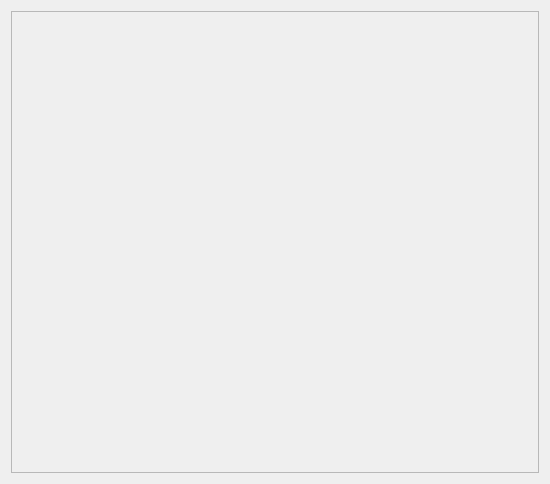
Before: the Qt Designer form kde4/system-manager/manager/ui/main.ui in pars-linux/uludag, drawn with Qt 5.
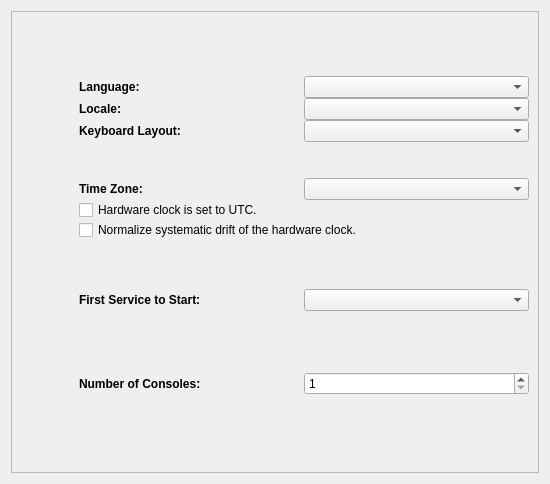
After: the same form once the commit is applied.

Commit message: - GUI - Backend   - Get available languages, locales, keymaps, services, ...

```diff
--- a/kde4/system-manager/manager/ui/main.ui
+++ b/kde4/system-manager/manager/ui/main.ui
@@ -22,7 +22,428 @@
      <property name="frameShadow">
       <enum>QFrame::Raised</enum>
      </property>
-     <layout class="QGridLayout" name="gridLayout_2"/>
+     <layout class="QGridLayout" name="gridLayout_5">
+      <item row="1" column="0">
+       <layout class="QHBoxLayout" name="horizontalLayout">
+        <property name="spacing">
+         <number>0</number>
+        </property>
+        <property name="leftMargin">
+         <number>0</number>
+        </property>
+        <item>
+         <widget class="QLabel" name="pixmapLanguage">
+          <property name="minimumSize">
+           <size>
+            <width>48</width>
+            <height>48</height>
+           </size>
+          </property>
+          <property name="maximumSize">
+           <size>
+            <width>48</width>
+            <height>48</height>
+           </size>
+          </property>
+          <property name="text">
+           <string notr="true"/>
+          </property>
+         </widget>
+        </item>
+        <item>
+         <spacer name="horizontalSpacer">
+          <property name="orientation">
+           <enum>Qt::Horizontal</enum>
+          </property>
+          <property name="sizeType">
+           <enum>QSizePolicy::Fixed</enum>
+          </property>
+          <property name="sizeHint" stdset="0">
+           <size>
+            <width>10</width>
+            <height>5</height>
+           </size>
+          </property>
+         </spacer>
+        </item>
+        <item>
+         <layout class="QGridLayout" name="gridLayout">
+          <item row="0" column="0">
+           <widget class="QLabel" name="label">
+            <property name="minimumSize">
+             <size>
+              <width>100</width>
+              <height>0</height>
+             </size>
+            </property>
+            <property name="font">
+             <font>
+              <weight>75</weight>
+              <bold>true</bold>
+             </font>
+            </property>
+            <property name="text">
+             <string>Language:</string>
+            </property>
+           </widget>
+          </item>
+          <item row="0" column="1">
+           <widget class="QComboBox" name="comboLanguage"/>
+          </item>
+          <item row="1" column="0">
+           <widget class="QLabel" name="label_3">
+            <property name="minimumSize">
+             <size>
+              <width>100</width>
+              <height>0</height>
+             </size>
+            </property>
+            <property name="font">
+             <font>
+              <weight>75</weight>
+              <bold>true</bold>
+             </font>
+            </property>
+            <property name="text">
+             <string>Locale:</string>
+            </property>
+           </widget>
+          </item>
+          <item row="1" column="1">
+           <widget class="QComboBox" name="comboLocale"/>
+          </item>
+          <item row="2" column="0">
+           <widget class="QLabel" name="label_2">
+            <property name="minimumSize">
+             <size>
+              <width>100</width>
+              <height>0</height>
+             </size>
+            </property>
+            <property name="font">
+             <font>
+              <weight>75</weight>
+              <bold>true</bold>
+             </font>
+            </property>
+            <property name="text">
+             <string>Keyboard Layout:</string>
+            </property>
+           </widget>
+          </item>
+          <item row="2" column="1">
+           <widget class="QComboBox" name="comboKeyboard"/>
+          </item>
+         </layout>
+        </item>
+       </layout>
+      </item>
+      <item row="2" column="0">
+       <spacer name="verticalSpacer_2">
+        <property name="orientation">
+         <enum>Qt::Vertical</enum>
+        </property>
+        <property name="sizeType">
+         <enum>QSizePolicy::Fixed</enum>
+        </property>
+        <property name="sizeHint" stdset="0">
+         <size>
+          <width>20</width>
+          <height>30</height>
+         </size>
+        </property>
+       </spacer>
+      </item>
+      <item row="3" column="0">
+       <layout class="QHBoxLayout" name="horizontalLayout_2">
+        <property name="spacing">
+         <number>0</number>
+        </property>
+        <property name="leftMargin">
+         <number>0</number>
+        </property>
+        <item>
+         <widget class="QLabel" name="pixmapTime">
+          <property name="minimumSize">
+           <size>
+            <width>48</width>
+            <height>48</height>
+           </size>
+          </property>
+          <property name="maximumSize">
+           <size>
+            <width>48</width>
+            <height>48</height>
+           </size>
+          </property>
+          <property name="text">
+           <string notr="true"/>
+          </property>
+         </widget>
+        </item>
+        <item>
+         <spacer name="horizontalSpacer_2">
+          <property name="orientation">
+           <enum>Qt::Horizontal</enum>
+          </property>
+          <property name="sizeType">
+           <enum>QSizePolicy::Fixed</enum>
+          </property>
+          <property name="sizeHint" stdset="0">
+           <size>
+            <width>10</width>
+            <height>5</height>
+           </size>
+          </property>
+         </spacer>
+        </item>
+        <item>
+         <layout class="QGridLayout" name="gridLayout_2">
+          <item row="0" column="0">
+           <widget class="QLabel" name="label_4">
+            <property name="minimumSize">
+             <size>
+              <width>100</width>
+              <height>0</height>
+             </size>
+            </property>
+            <property name="font">
+             <font>
+              <weight>75</weight>
+              <bold>true</bold>
+             </font>
+            </property>
+            <property name="text">
+             <string>Time Zone:</string>
+            </property>
+           </widget>
+          </item>
+          <item row="0" column="1">
+           <widget class="QComboBox" name="comboTimeZone"/>
+          </item>
+          <item row="1" column="0" colspan="2">
+           <widget class="QCheckBox" name="checkUTC">
+            <property name="text">
+             <string>Hardware clock is set to UTC.</string>
+            </property>
+           </widget>
+          </item>
+          <item row="2" column="0" colspan="2">
+           <widget class="QCheckBox" name="checkClockAdjust">
+            <property name="text">
+             <string>Normalize systematic drift of the hardware clock.</string>
+            </property>
+           </widget>
+          </item>
+         </layout>
+        </item>
+       </layout>
+      </item>
+      <item row="4" column="0">
+       <spacer name="verticalSpacer_3">
+        <property name="orientation">
+         <enum>Qt::Vertical</enum>
+        </property>
+        <property name="sizeType">
+         <enum>QSizePolicy::Fixed</enum>
+        </property>
+        <property name="sizeHint" stdset="0">
+         <size>
+          <width>20</width>
+          <height>30</height>
+         </size>
+        </property>
+       </spacer>
+      </item>
+      <item row="5" column="0">
+       <layout class="QHBoxLayout" name="horizontalLayout_3">
+        <property name="spacing">
+         <number>0</number>
+        </property>
+        <property name="leftMargin">
+         <number>0</number>
+        </property>
+        <item>
+         <widget class="QLabel" name="pixmapPackage">
+          <property name="minimumSize">
+           <size>
+            <width>48</width>
+            <height>48</height>
+           </size>
+          </property>
+          <property name="maximumSize">
+           <size>
+            <width>48</width>
+            <height>48</height>
+           </size>
+          </property>
+          <property name="text">
+           <string notr="true"/>
+          </property>
+         </widget>
+        </item>
+        <item>
+         <spacer name="horizontalSpacer_3">
+          <property name="orientation">
+           <enum>Qt::Horizontal</enum>
+          </property>
+          <property name="sizeType">
+           <enum>QSizePolicy::Fixed</enum>
+          </property>
+          <property name="sizeHint" stdset="0">
+           <size>
+            <width>10</width>
+            <height>5</height>
+           </size>
+          </property>
+         </spacer>
+        </item>
+        <item>
+         <layout class="QGridLayout" name="gridLayout_3">
+          <item row="0" column="0">
+           <widget class="QLabel" name="label_5">
+            <property name="minimumSize">
+             <size>
+              <width>100</width>
+              <height>0</height>
+             </size>
+            </property>
+            <property name="font">
+             <font>
+              <weight>75</weight>
+              <bold>true</bold>
+             </font>
+            </property>
+            <property name="text">
+             <string>First Service to Start:</string>
+            </property>
+           </widget>
+          </item>
+          <item row="0" column="1">
+           <widget class="QComboBox" name="comboHeadStart"/>
+          </item>
+         </layout>
+        </item>
+       </layout>
+      </item>
+      <item row="6" column="0">
+       <spacer name="verticalSpacer_4">
+        <property name="orientation">
+         <enum>Qt::Vertical</enum>
+        </property>
+        <property name="sizeType">
+         <enum>QSizePolicy::Fixed</enum>
+        </property>
+        <property name="sizeHint" stdset="0">
+         <size>
+          <width>20</width>
+          <height>30</height>
+         </size>
+        </property>
+       </spacer>
+      </item>
+      <item row="7" column="0">
+       <layout class="QHBoxLayout" name="horizontalLayout_4">
+        <property name="spacing">
+         <number>0</number>
+        </property>
+        <property name="leftMargin">
+         <number>0</number>
+        </property>
+        <item>
+         <widget class="QLabel" name="pixmapConsole">
+          <property name="minimumSize">
+           <size>
+            <width>48</width>
+            <height>48</height>
+           </size>
+          </property>
+          <property name="maximumSize">
+           <size>
+            <width>48</width>
+            <height>48</height>
+           </size>
+          </property>
+          <property name="text">
+           <string notr="true"/>
+          </property>
+         </widget>
+        </item>
+        <item>
+         <layout class="QGridLayout" name="gridLayout_4">
+          <item row="0" column="1">
+           <widget class="QLabel" name="label_6">
+            <property name="minimumSize">
+             <size>
+              <width>100</width>
+              <height>0</height>
+             </size>
+            </property>
+            <property name="font">
+             <font>
+              <weight>75</weight>
+              <bold>true</bold>
+             </font>
+            </property>
+            <property name="text">
+             <string>Number of Consoles:</string>
+            </property>
+           </widget>
+          </item>
+          <item row="0" column="2">
+           <widget class="QSpinBox" name="spinTTY">
+            <property name="minimum">
+             <number>1</number>
+            </property>
+           </widget>
+          </item>
+          <item row="0" column="0">
+           <spacer name="horizontalSpacer_4">
+            <property name="orientation">
+             <enum>Qt::Horizontal</enum>
+            </property>
+            <property name="sizeType">
+             <enum>QSizePolicy::Fixed</enum>
+            </property>
+            <property name="sizeHint" stdset="0">
+             <size>
+              <width>10</width>
+              <height>5</height>
+             </size>
+            </property>
+           </spacer>
+          </item>
+         </layout>
+        </item>
+       </layout>
+      </item>
+      <item row="8" column="0">
+       <spacer name="verticalSpacer">
+        <property name="orientation">
+         <enum>Qt::Vertical</enum>
+        </property>
+        <property name="sizeHint" stdset="0">
+         <size>
+          <width>53</width>
+          <height>39</height>
+         </size>
+        </property>
+       </spacer>
+      </item>
+      <item row="0" column="0">
+       <spacer name="verticalSpacer_5">
+        <property name="orientation">
+         <enum>Qt::Vertical</enum>
+        </property>
+        <property name="sizeHint" stdset="0">
+         <size>
+          <width>20</width>
+          <height>40</height>
+         </size>
+        </property>
+       </spacer>
+      </item>
+     </layout>
     </widget>
    </item>
   </layout>
```
The commit also changes 5 other files.
